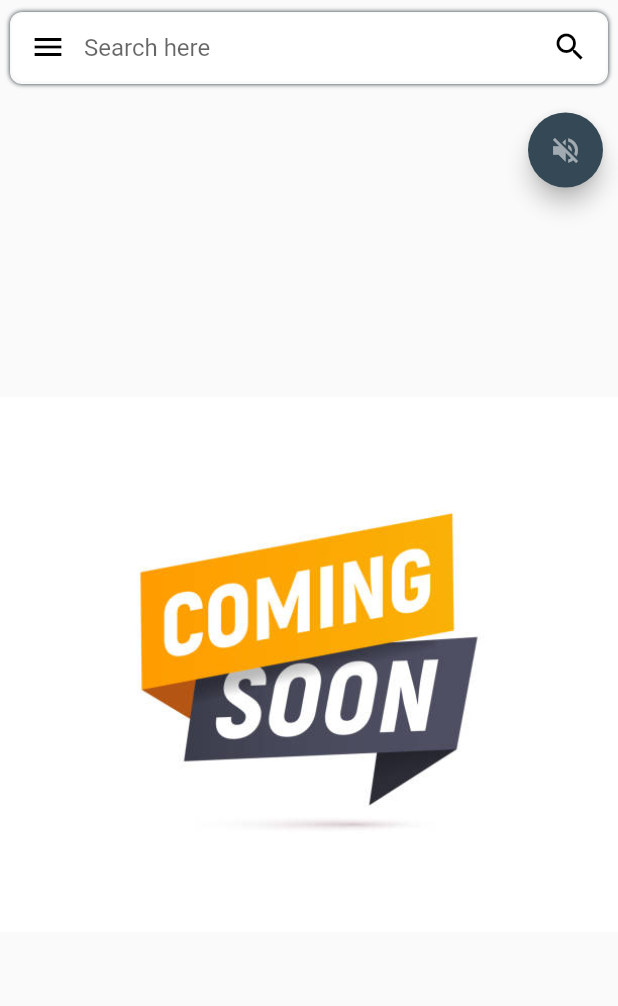
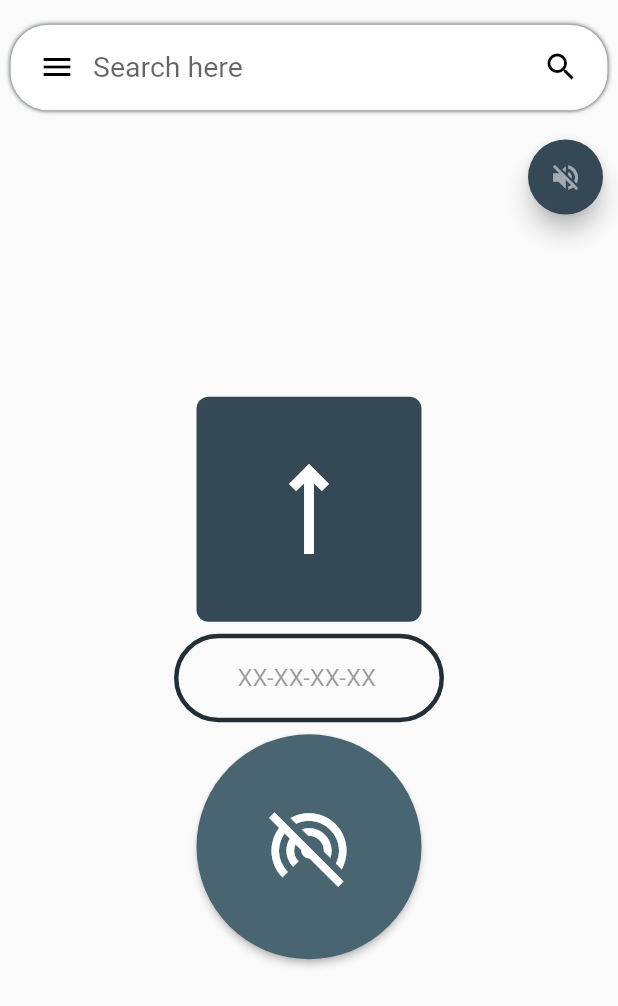
Before and after one commit to fredsofdev/mini_map, a Flutter app: the screen it shows after launch, on a phone screen of 412 x 824 dp. Shown: the top 1006 px of the screen. Run offline on Flutter 3.47's test engine with Material 2 defaults, Android fonts, the phone set to English and light mode, and no system bars; our stand-ins replace bloc, equatable, flutter_hooks; missing offline and left inert: we_slide.

```diff
--- a/lib/bloc/map_bloc.dart
+++ b/lib/bloc/map_bloc.dart
@@ -1,6 +1,7 @@
 import 'package:bloc/bloc.dart';
 import 'package:equatable/equatable.dart';
 import 'package:flutter/material.dart';
+import 'package:mini_map/model/destination.dart';
 import 'package:mini_map/model/movement.dart';
 import 'package:mini_map/model/pad.dart';
 
--- a/lib/bloc/map_state.dart
+++ b/lib/bloc/map_state.dart
@@ -2,16 +2,18 @@ part of 'map_bloc.dart';
 
 class MapState extends Equatable {
   final List<Movement> movements;
+  final List<Destination> destinations;
   final bool isCorrect;
   final Pad curPad;
 
-  const MapState({
-    this.movements = const <Movement>[],
-    this.isCorrect = true,
-    this.curPad = Pad.empty,
-  });
+  const MapState(
+      {this.movements = const <Movement>[],
+      this.isCorrect = true,
+      this.curPad = Pad.empty,
+      this.destinations = const <Destination>[]});
 
   MapState updateState({
+    List<Destination>? destinations,
     List<Movement>? movements,
     bool? isCorrect,
     Pad? curPad,
@@ -19,9 +21,10 @@ class MapState extends Equatable {
     return MapState(
         isCorrect: isCorrect ?? this.isCorrect,
         curPad: curPad ?? this.curPad,
-        movements: movements ?? this.movements);
+        movements: movements ?? this.movements,
+        destinations: destinations ?? this.destinations);
   }
 
   @override
-  List<Object?> get props => [movements, isCorrect, curPad];
+  List<Object?> get props => [movements, isCorrect, curPad, destinations];
 }
--- a/lib/component/bottom_navinfo.dart
+++ b/lib/component/bottom_navinfo.dart
@@ -1,13 +1,14 @@
 import 'package:flutter/material.dart';
 import 'package:flutter_hooks/flutter_hooks.dart';
 import 'package:mini_map/constants.dart';
+import 'package:mini_map/main.dart';
 import 'package:we_slide/we_slide.dart';
 
 class BottomNavInfo extends HookWidget {
   BottomNavInfo({super.key});
 
-  final double panelMin = 60;
-  final double panelMax = 600;
+  final double panelMin = 70;
+  final double panelMax = 500;
 
   final List<DirectionView> itemList = [
     const DirectionView(
@@ -48,8 +49,8 @@ class BottomNavInfo extends HookWidget {
         panelMinSize: panelMin,
         panelMaxSize: panelMax,
         hidePanelHeader: false,
-        bodyWidth: 0,
-        body: Container(),
+        //bodyWidth: 0,
+        body: const MainView(),
         panel: Padding(
           padding: EdgeInsets.fromLTRB(0, panelMin, 0, 0),
           child: Container(
@@ -186,7 +187,7 @@ class NavInfoHeader extends StatelessWidget {
             color: Constants.primary,
             borderRadius: BorderRadius.circular(8),
           ),
-          height: 60,
+          height: 71,
           child: Flex(
             direction: Axis.horizontal,
             children: [
--- a/lib/component/custom_appbar.dart
+++ b/lib/component/custom_appbar.dart
@@ -19,10 +19,10 @@ class CustomAppBar extends HookWidget implements PreferredSizeWidget {
             padding: const EdgeInsets.all(8.0),
             child: Container(
               width: double.infinity,
-              height: 45,
+              height: 55,
               decoration: BoxDecoration(
                   color: Colors.white,
-                  borderRadius: BorderRadius.circular(8),
+                  borderRadius: BorderRadius.circular(25),
                   boxShadow: const [
                     BoxShadow(
                       color: Constants.primary800,
@@ -35,8 +35,11 @@ class CustomAppBar extends HookWidget implements PreferredSizeWidget {
                       ),
                     )
                   ]),
-              child: Center(
-                child: textField,
+              child: Padding(
+                padding: const EdgeInsets.all(6.0),
+                child: Center(
+                  child: textField,
+                ),
               ),
             ),
           ),
@@ -44,5 +47,5 @@ class CustomAppBar extends HookWidget implements PreferredSizeWidget {
   }
 
   @override
-  Size get preferredSize => const Size.fromHeight(62.0);
+  Size get preferredSize => const Size.fromHeight(80.0);
 }
--- a/lib/main.dart
+++ b/lib/main.dart
@@ -38,6 +38,7 @@ class MyHomePage extends HookWidget {
         appBar: CustomAppBar(
           textField: TextField(
             readOnly: true,
+            style: const TextStyle(fontSize: 19),
             cursorColor: Colors.grey,
             onTap: (() {
               _navigateToSearch(context);
@@ -64,13 +65,106 @@ class MyHomePage extends HookWidget {
         ),
         body: Stack(
           children: [
-            const Center(
-              child: Image(image: AssetImage('assets/images/coming_soon.jpg')),
-            ),
             BottomNavInfo(),
             const FloatingButtonLeyer(),
+            //const MainView(),
           ],
         ));
+  }
+}
+
+class MainView extends HookWidget {
+  const MainView({super.key});
+
+  @override
+  Widget build(BuildContext context) {
+    final scanning = useState(false);
+    final searchController = useTextEditingController(text: 'XX-XX-XX-XX');
+    return Column(
+      mainAxisAlignment: MainAxisAlignment.center,
+      children: [
+        Container(
+          height: 150,
+          width: 150,
+          decoration: BoxDecoration(
+            color: Constants.primary,
+            borderRadius: BorderRadius.circular(8),
+          ),
+          child: Icon(
+            Icons.straight,
+            color: Colors.white,
+            size: 80,
+          ),
+        ),
+        Padding(
+          padding: const EdgeInsets.all(8.0),
+          child: SizedBox(
+            width: 180,
+            child: TextField(
+              enabled: false,
+              readOnly: true,
+              textAlign: TextAlign.center,
+              controller: searchController,
+              decoration: const InputDecoration(
+                disabledBorder: OutlineInputBorder(
+                  borderRadius: BorderRadius.all(Radius.circular(50)),
+                  borderSide:
+                      BorderSide(color: Constants.primary800, width: 3.0),
+                ),
+                border: OutlineInputBorder(
+                  borderRadius: BorderRadius.all(Radius.circular(50)),
+                  borderSide:
+                      BorderSide(color: Constants.primary800, width: 3.0),
+                ),
+                hintText: 'XX-XX-XX-XX',
+              ),
+            ),
+          ),
+        ),
+        Center(
+          child: SizedBox(
+            width: 150,
+            height: 150,
+            child: SizedBox(
+              height: 40.0,
+              child: MaterialButton(
+                color: Constants.primary600,
+                shape: const RoundedRectangleBorder(
+                  borderRadius: BorderRadius.all(
+                    Radius.circular(75.0), // Change your border radius here
+                  ),
+                ),
+                onPressed: () {
+                  scanning.value = !scanning.value;
+                },
+                child: Column(
+                  mainAxisAlignment: MainAxisAlignment.center,
+                  children: [
+                    Icon(
+                      scanning.value
+                          ? Icons.wifi_tethering
+                          : Icons.wifi_tethering_off,
+                      color: scanning.value
+                          ? Constants.textHighlColor
+                          : Colors.white,
+                      size: scanning.value ? 100 : 60,
+                    ),
+                    // Text(
+                    //   scanning.value ? "Scanning" : "Scan",
+                    //   style: TextStyle(
+                    //       color: scanning.value
+                    //           ? Constants.textHighlColor
+                    //           : Colors.white,
+                    //       fontSize: 20),
+                    // ),
+                  ],
+                ),
+              ),
+            ),
+          ),
+        ),
+      ],
+    );
   }
 }
 
--- /dev/null
+++ b/lib/page/connect_page.dart
@@ -0,0 +1,13 @@
+import 'package:flutter/src/widgets/container.dart';
+// ignore: implementation_imports
+import 'package:flutter/src/widgets/framework.dart';
+import 'package:flutter_hooks/flutter_hooks.dart';
+
+class ConnectPage extends HookWidget {
+  const ConnectPage({super.key});
+
+  @override
+  Widget build(BuildContext context) {
+    return Container();
+  }
+}
--- a/lib/page/search_page.dart
+++ b/lib/page/search_page.dart
@@ -25,6 +25,8 @@ class SearchPage extends HookWidget {
     return Scaffold(
       appBar: CustomAppBar(
         textField: TextField(
+          textAlignVertical: TextAlignVertical.center,
+          style: const TextStyle(fontSize: 19),
           controller: searchController,
           cursorColor: Colors.grey,
           decoration: InputDecoration(
@@ -121,7 +123,11 @@ class SearchPage extends HookWidget {
                   child: const Text("No")),
             ],
           );
-        }).then((value) => print(value));
+        }).then((value) {
+      if (value) {
+        Navigator.of(context).pop(true);
+      }
+    });
   }
 }
 
--- a/pubspec.yaml
+++ b/pubspec.yaml
@@ -66,6 +66,7 @@ flutter:
   # To add assets to your application, add an assets section, like this:
   assets:
     - assets/images/coming_soon.jpg
+    - assets/images/sample_navigation.png
 
   # An image asset can refer to one or more resolution-specific "variants", see
   # https://flutter.dev/assets-and-images/#resolution-aware
```
Also changed, not shown: assets/images/sample_navigation.png (added).
